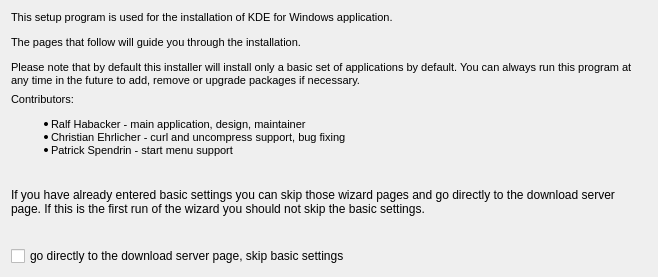
KDE/kdewin-installer, file gui/titlepage.ui: the form before one commit.
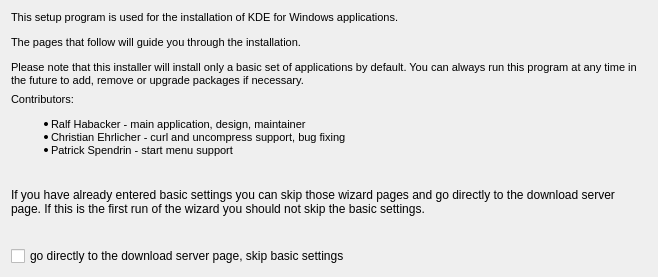
The form after the commit.

The edit to the form file:
```diff
--- a/gui/titlepage.ui
+++ b/gui/titlepage.ui
@@ -21,10 +21,10 @@
      <property name="text" >
       <string>&lt;html>&lt;head>&lt;meta name="qrichtext" content="1" />&lt;style type="text/css">
 p, li { white-space: pre-wrap; }
-&lt;/style>&lt;/head>&lt;body style=" font-family:'MS Shell Dlg 2'; font-size:7.8pt; font-weight:400; font-style:normal;">
-&lt;p style=" margin-top:12px; margin-bottom:12px; margin-left:0px; margin-right:0px; -qt-block-indent:0; text-indent:0px; font-size:8pt;">This setup program is used for the installation of KDE for Windows application.&lt;/p>
+&lt;/style>&lt;/head>&lt;body style=" font-family:'MS Shell Dlg 2'; font-size:8.25pt; font-weight:400; font-style:normal;">
+&lt;p style=" margin-top:12px; margin-bottom:12px; margin-left:0px; margin-right:0px; -qt-block-indent:0; text-indent:0px; font-size:8pt;">This setup program is used for the installation of KDE for Windows applications.&lt;/p>
 &lt;p style=" margin-top:12px; margin-bottom:12px; margin-left:0px; margin-right:0px; -qt-block-indent:0; text-indent:0px; font-size:8pt;">The pages that follow will guide you through the installation.&lt;/p>
-&lt;p style=" margin-top:12px; margin-bottom:12px; margin-left:0px; margin-right:0px; -qt-block-indent:0; text-indent:0px; font-size:8pt;">Please note that by default this installer will install only a basic set of applications by default. You can always run this program at any time in the future to add, remove or upgrade packages if necessary.&lt;/p>&lt;/body>&lt;/html></string>
+&lt;p style=" margin-top:12px; margin-bottom:12px; margin-left:0px; margin-right:0px; -qt-block-indent:0; text-indent:0px; font-size:8pt;">Please note that this installer will install only a basic set of applications by default. You can always run this program at any time in the future to add, remove or upgrade packages if necessary.&lt;/p>&lt;/body>&lt;/html></string>
      </property>
      <property name="textFormat" >
       <enum>Qt::RichText</enum>
```
